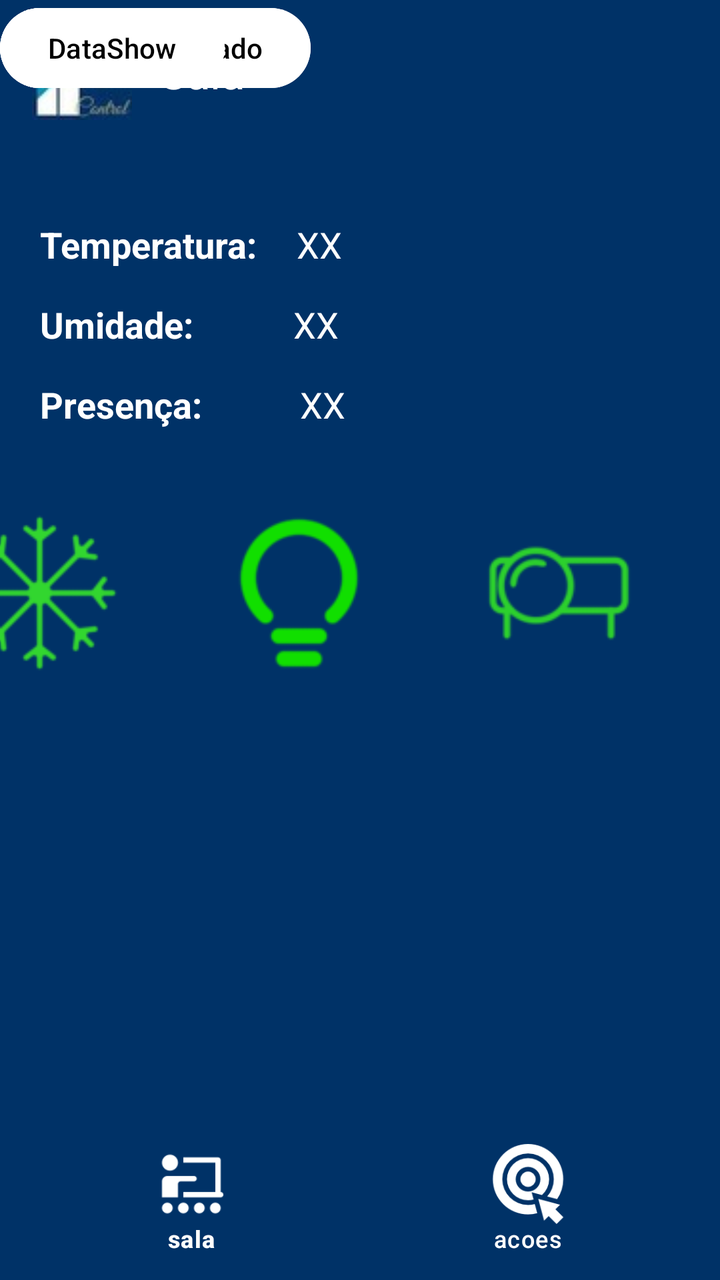
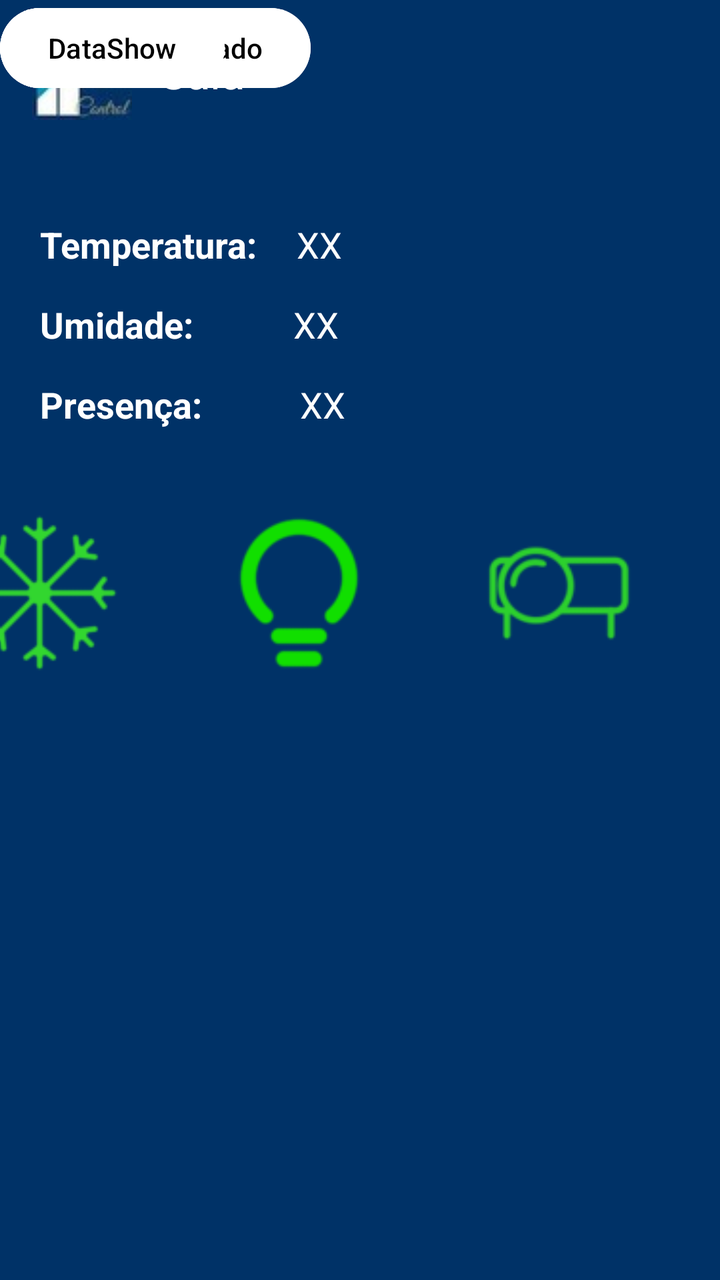

Screens rendered from an Android XML layout before and after an edit, with the pre-edit source and the edit as a unified diff.
<!-- AndroidManifest.xml: application theme Theme.IFControl3 -->
<!-- res/layout/activity_sala.xml -->
<?xml version="1.0" encoding="utf-8"?>
<androidx.constraintlayout.widget.ConstraintLayout xmlns:android="http://schemas.android.com/apk/res/android"
    xmlns:app="http://schemas.android.com/apk/res-auto"
    xmlns:tools="http://schemas.android.com/tools"
    android:layout_width="match_parent"
    android:layout_height="match_parent"
    android:background="@color/ifcontrolpanel"
    tools:context=".MenuActivity">

    <TextView
        android:id="@+id/labelTemp"
        android:layout_width="wrap_content"
        android:layout_height="wrap_content"
        android:layout_marginStart="20dp"
        android:layout_marginTop="110dp"
        android:text="Temperatura:"
        android:textColor="@color/white"
        android:textSize="18dp"
        android:textStyle="bold"
        app:layout_constraintStart_toStartOf="parent"
        app:layout_constraintTop_toTopOf="parent" />
    <TextView
        android:id="@+id/textViewSalaTemp"
        android:layout_width="wrap_content"
        android:layout_height="wrap_content"
        android:text="XX"
        android:textSize="18dp"
        android:paddingLeft="20dp"
        android:textColor="@color/white"
        app:layout_constraintBottom_toBottomOf="@id/labelTemp"
        app:layout_constraintStart_toEndOf="@id/labelTemp"/>

    <TextView
        android:id="@+id/labelUmi"
        android:layout_width="wrap_content"
        android:layout_height="wrap_content"
        android:layout_marginStart="20dp"
        android:layout_marginTop="150dp"
        android:text="Umidade:"
        android:textColor="@color/white"
        android:textSize="18dp"
        android:textStyle="bold"
        app:layout_constraintStart_toStartOf="parent"
        app:layout_constraintTop_toTopOf="parent" />
    <TextView
        android:id="@+id/textViewSalaUmi"
        android:layout_width="wrap_content"
        android:layout_height="wrap_content"
        android:text="XX"
        android:textSize="18dp"
        android:paddingLeft="50dp"
        android:textColor="@color/white"
        app:layout_constraintBottom_toBottomOf="@id/labelUmi"
        app:layout_constraintStart_toEndOf="@id/labelUmi"/>

    <TextView
        android:id="@+id/labelPres"
        android:layout_width="wrap_content"
        android:layout_height="wrap_content"
        android:layout_marginStart="20dp"
        android:layout_marginTop="190dp"
        android:text="Presença:"
        android:textColor="@color/white"
        android:textSize="18dp"
        android:textStyle="bold"
        app:layout_constraintStart_toStartOf="parent"
        app:layout_constraintTop_toTopOf="parent" />
    <TextView
        android:id="@+id/textViewSalaPres"
        android:layout_width="wrap_content"
        android:layout_height="wrap_content"
        android:text="XX"
        android:textSize="18dp"
        android:paddingLeft="49dp"
        android:textColor="@color/white"
        app:layout_constraintBottom_toBottomOf="@id/labelPres"
        app:layout_constraintStart_toEndOf="@id/labelPres"/>

    <ImageView
        android:id="@+id/buttonArCond"
        android:layout_width="81dp"
        android:layout_height="81dp"
        android:layout_marginTop="256dp"
        android:layout_marginEnd="300dp"
        android:src="@drawable/arcon_on"
        app:layout_constraintEnd_toEndOf="parent"
        app:layout_constraintTop_toTopOf="parent"/>

    <ImageView
        android:id="@+id/buttonLuz"
        android:layout_width="81dp"
        android:layout_height="81dp"
        android:layout_marginTop="256dp"
        android:layout_marginEnd="170dp"
        android:src="@drawable/luz_on"
        app:layout_constraintEnd_toEndOf="parent"
        app:layout_constraintTop_toTopOf="parent"/>

    <ImageView
        android:id="@+id/buttonDS"
        android:layout_width="81dp"
        android:layout_height="81dp"
        android:layout_marginTop="256dp"
        android:layout_marginEnd="40dp"
        android:src="@drawable/datashow_on"
        app:layout_constraintEnd_toEndOf="parent"
        app:layout_constraintTop_toTopOf="parent"/>

    <androidx.appcompat.widget.Toolbar
        android:id="@+id/toolbar"
        android:layout_width="match_parent"
        android:layout_height="wrap_content"
        android:layout_marginTop="4dp"
        android:background="?attr/colorPrimary"
        android:theme="@style/ThemeOverlay.AppCompat.Dark.ActionBar"
        app:layout_constraintTop_toTopOf="parent"
        app:logo="@drawable/ifcontrol3_logo"
        app:popupTheme="@style/ThemeOverlay.AppCompat.Light"
        app:title="Sala"
        app:titleMarginStart="30dp"
        tools:layout_editor_absoluteX="0dp" />

    <com.google.android.material.bottomnavigation.BottomNavigationView
        android:id="@+id/bnv_botton"
        android:layout_width="match_parent"
        android:layout_height="wrap_content"
        android:padding="0dp"
        app:backgroundTint="@color/ifcontrolpanel"
        app:itemIconSize="40dp"
        app:itemIconTint="@color/white"
        app:itemTextColor="@color/white"
        app:labelVisibilityMode="labeled"
        app:layout_constraintBottom_toBottomOf="parent"
        app:layout_constraintEnd_toEndOf="parent"
        app:layout_constraintStart_toStartOf="parent"
        app:menu="@menu/bottom_tabs"/>

    <Button
        android:id="@+id/buttonAr"
        android:layout_width="wrap_content"
        android:layout_height="wrap_content"
        android:backgroundTint="@color/white"
        android:text="Ar-Condicionado"
        android:textColor="@color/black"
        tools:layout_editor_absoluteX="45dp"
        tools:layout_editor_absoluteY="413dp"
        tools:ignore="MissingConstraints" />

    <Button
        android:id="@+id/buttonDataShow"
        android:layout_width="wrap_content"
        android:layout_height="wrap_content"
        android:backgroundTint="@color/white"
        android:text="DataShow"
        android:textColor="@color/black"
        tools:layout_editor_absoluteX="241dp"
        tools:layout_editor_absoluteY="413dp"
        tools:ignore="MissingConstraints" />
</androidx.constraintlayout.widget.ConstraintLayout>
<!-- resources referenced by this layout -->
<resources>
  <color name="black">#FF000000</color>
  <color name="ifcontrolpanel">#003267</color>
  <color name="white">#FFFFFFFF</color>
  <!-- drawable arcon_on: png bitmap (drawable, 2673 bytes) -->
  <!-- drawable datashow_on: png bitmap (drawable, 3829 bytes) -->
  <!-- drawable ifcontrol3_logo: jpg bitmap (drawable, 1687 bytes) -->
  <!-- drawable luz_on: png bitmap (drawable, 4008 bytes) -->
  <style name="Theme.IFControl3" parent="Base.Theme.IFControl3" />
  <style name="Base.Theme.IFControl3" parent="Theme.Material3.DayNight.NoActionBar">
          <item name="colorPrimary">@color/ifcontrolpanel</item>
          <item name="android:actionMenuTextColor">@color/white</item>
          
          
      </style>
</resources>

<!-- the commit's change to res/layout/activity_sala.xml (unified diff, before → after) -->
@@ -120,21 +120,6 @@
         app:titleMarginStart="30dp"
         tools:layout_editor_absoluteX="0dp" />
 
-    <com.google.android.material.bottomnavigation.BottomNavigationView
-        android:id="@+id/bnv_botton"
-        android:layout_width="match_parent"
-        android:layout_height="wrap_content"
-        android:padding="0dp"
-        app:backgroundTint="@color/ifcontrolpanel"
-        app:itemIconSize="40dp"
-        app:itemIconTint="@color/white"
-        app:itemTextColor="@color/white"
-        app:labelVisibilityMode="labeled"
-        app:layout_constraintBottom_toBottomOf="parent"
-        app:layout_constraintEnd_toEndOf="parent"
-        app:layout_constraintStart_toStartOf="parent"
-        app:menu="@menu/bottom_tabs"/>
-
     <Button
         android:id="@+id/buttonAr"
         android:layout_width="wrap_content"
